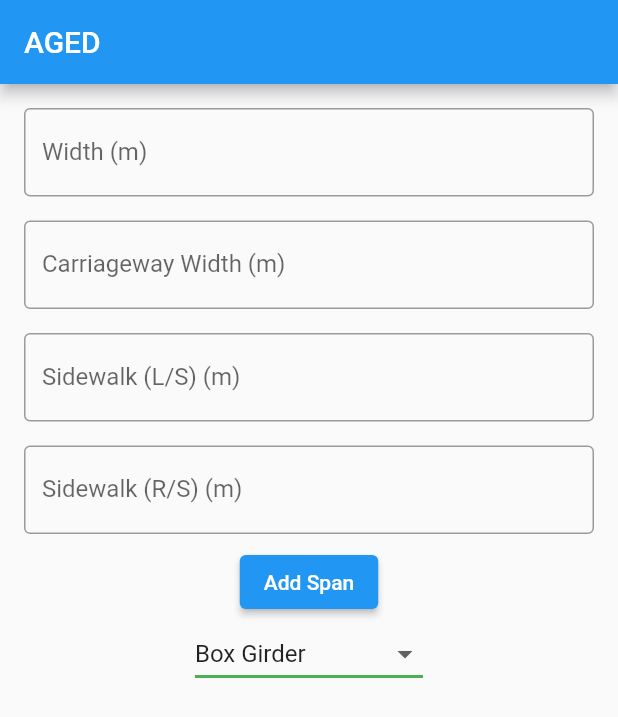
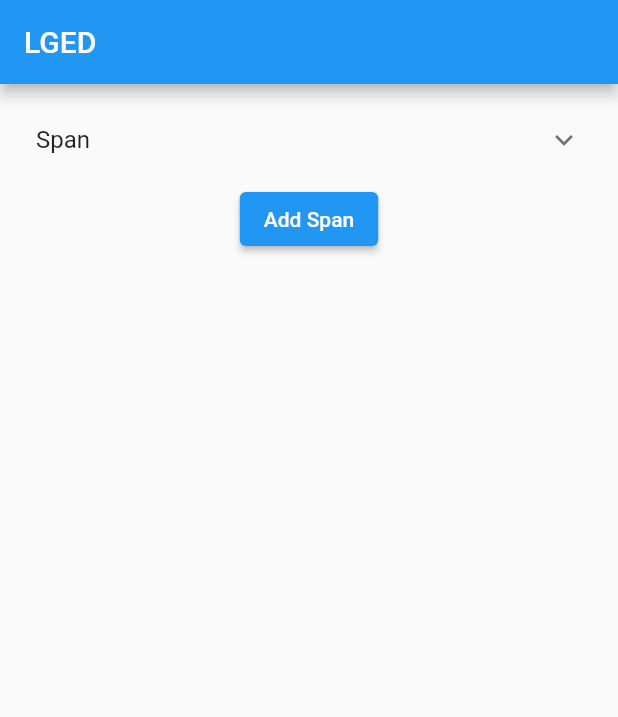
Before and after one commit to srpallab/example-code, a Flutter app: the screen it shows after launch, on a phone screen of 412 x 824 dp. Shown: the top 717 px of the screen. Run offline on Flutter 3.47's test engine with Material 2 defaults, Android fonts, the phone set to English and light mode, and no system bars; our stand-ins replace get.

Commit message:
ADD: todo span form.

```diff
--- /dev/null
+++ b/lib/controllers/home/home_controller.dart
@@ -0,0 +1,11 @@
+import 'package:get/get.dart';
+
+class HomeController extends GetxController {
+  List spanWidgetList = [].obs;
+  List componentList = [].obs;
+  List dropDownButtonList = [].obs;
+  Map<int, String> dropdownValueList = {};
+
+  void addSpan() {}
+  void addComponent() {}
+}
--- a/lib/main.dart
+++ b/lib/main.dart
@@ -1,6 +1,6 @@
 import 'package:flutter/material.dart';
 
-import 'views/my_home_page.dart';
+import 'views/home/my_home_page.dart';
 
 void main() {
   runApp(const MyApp());
--- a/lib/views/component_widget.dart
+++ /dev/null
@@ -1,52 +0,0 @@
-import 'package:flutter/material.dart';
-
-class Component extends StatefulWidget {
-  const Component({Key? key}) : super(key: key);
-
-  @override
-  State<Component> createState() => _ComponentState();
-}
-
-class _ComponentState extends State<Component> {
-  final List elements = [
-    "Box Girder",
-    "Bearing Assembly",
-    "Girder",
-    "Hanger of Arch",
-    "River Training",
-  ];
-  late String? dropdownValue;
-
-  @override
-  void initState() {
-    dropdownValue = elements.first;
-    super.initState();
-  }
-
-  @override
-  Widget build(BuildContext context) {
-    return Column(
-      children: [
-        DropdownButton<String>(
-            value: dropdownValue,
-            elevation: 16,
-            underline: Container(
-              width: double.infinity,
-              height: 2,
-              color: Colors.green,
-            ),
-            items: elements.map<DropdownMenuItem<String>>((element) {
-              return DropdownMenuItem<String>(
-                value: element,
-                child: Text(element),
-              );
-            }).toList(),
-            onChanged: (value) {
-              setState(() {
-                dropdownValue = value;
-              });
-            }),
-      ],
-    );
-  }
-}
--- /dev/null
+++ b/lib/views/home/my_home_page.dart
@@ -0,0 +1,29 @@
+import 'package:flutter/material.dart';
+import 'package:get/get.dart';
+
+import '../../controllers/home/home_controller.dart';
+import 'widgets/span_widget.dart';
+
+class MyHomePage extends StatefulWidget {
+  const MyHomePage({Key? key}) : super(key: key);
+
+  @override
+  State<MyHomePage> createState() => _MyHomePageState();
+}
+
+class _MyHomePageState extends State<MyHomePage> {
+  final bridgeController = Get.put(HomeController());
+
+  @override
+  Widget build(BuildContext context) {
+    return Scaffold(
+      appBar: AppBar(title: const Text("LGED")),
+      body: const SingleChildScrollView(
+        child: Padding(
+          padding: EdgeInsets.all(8.0),
+          child: Span(),
+        ),
+      ),
+    );
+  }
+}
--- /dev/null
+++ b/lib/views/home/widgets/span_widget.dart
@@ -0,0 +1,33 @@
+import 'package:flutter/material.dart';
+import 'package:get/get.dart';
+
+import '../../../controllers/home/home_controller.dart';
+import 'component_widget.dart';
+
+class Span extends StatefulWidget {
+  const Span({Key? key}) : super(key: key);
+
+  @override
+  State<Span> createState() => _SpanState();
+}
+
+class _SpanState extends State<Span> {
+  final bridgeController = Get.put(HomeController());
+
+  @override
+  Widget build(BuildContext context) {
+    return Column(
+      children: [
+        spanSection(),
+        ElevatedButton(onPressed: () {}, child: const Text("Add Span")),
+      ],
+    );
+  }
+
+  Widget spanSection() {
+    return const ExpansionTile(
+      title: Text("Span"),
+      children: [Component()],
+    );
+  }
+}
--- a/lib/views/my_home_page.dart
+++ /dev/null
@@ -1,51 +0,0 @@
-import 'package:flutter/material.dart';
-
-import 'span_widget.dart';
-
-class MyHomePage extends StatefulWidget {
-  const MyHomePage({Key? key}) : super(key: key);
-
-  @override
-  State<MyHomePage> createState() => _MyHomePageState();
-}
-
-class _MyHomePageState extends State<MyHomePage> {
-  @override
-  Widget build(BuildContext context) {
-    return Scaffold(
-      appBar: AppBar(
-        title: const Text("AGED"),
-      ),
-      body: SingleChildScrollView(
-        child: Padding(
-          padding: const EdgeInsets.all(8.0),
-          child: Form(
-            child: Column(
-              children: [
-                bridgeTextForm("Width (m)"),
-                bridgeTextForm("Carriageway Width (m)"),
-                bridgeTextForm("Sidewalk (L/S) (m)"),
-                bridgeTextForm("Sidewalk (R/S) (m)"),
-                // TODO: New Span Adding Functionality.
-                ElevatedButton(onPressed: () {}, child: const Text("Add Span")),
-                const Span(),
-              ],
-            ),
-          ),
-        ),
-      ),
-    );
-  }
-
-  Padding bridgeTextForm(String labelText) {
-    return Padding(
-      padding: const EdgeInsets.all(8.0),
-      child: TextFormField(
-        decoration: InputDecoration(
-          border: const OutlineInputBorder(),
-          labelText: labelText,
-        ),
-      ),
-    );
-  }
-}
--- a/lib/views/span_widget.dart
+++ /dev/null
@@ -1,19 +0,0 @@
-import 'package:flutter/material.dart';
-
-import 'component_widget.dart';
-
-class Span extends StatefulWidget {
-  const Span({Key? key}) : super(key: key);
-
-  @override
-  State<Span> createState() => _SpanState();
-}
-
-class _SpanState extends State<Span> {
-  @override
-  Widget build(BuildContext context) {
-    return Column(
-      children: const [Component()],
-    );
-  }
-}
```
Also changed, not shown: lib/models/span_model.dart (+6 -4 lines), lib/views/home/widgets/component_widget.dart (added, +65 -0 lines), lib/views/home/widgets/dropdown_button_widget.dart (added, +32 -0 lines), lib/views/home/widgets/span_form_widget.dart (added, +55 -0 lines), pubspec.yaml (+2 -71 lines), pubspec.lock, 2 other files.
